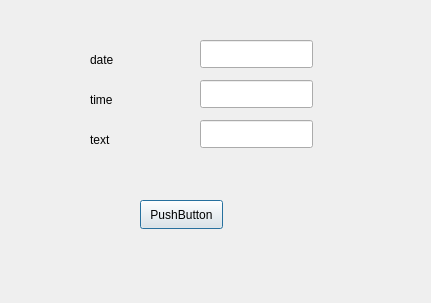
Old version of the form entertaskwindow.ui in the repository AlekcKot45/my.
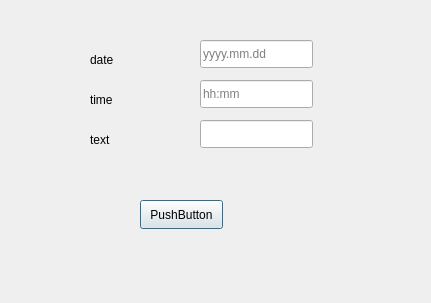
New version of the form.

Patch:
```diff
--- a/entertaskwindow.ui
+++ b/entertaskwindow.ui
@@ -45,6 +45,9 @@
      <height>28</height>
     </rect>
    </property>
+   <property name="placeholderText">
+    <string>yyyy.mm.dd</string>
+   </property>
   </widget>
   <widget class="QLabel" name="label_2">
    <property name="geometry">
@@ -68,6 +71,9 @@
      <height>28</height>
     </rect>
    </property>
+   <property name="placeholderText">
+    <string>hh:mm</string>
+   </property>
   </widget>
   <widget class="QLabel" name="label_3">
    <property name="geometry">
```
